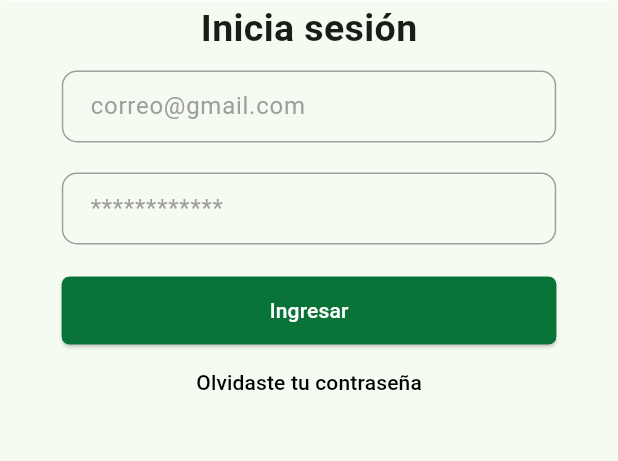
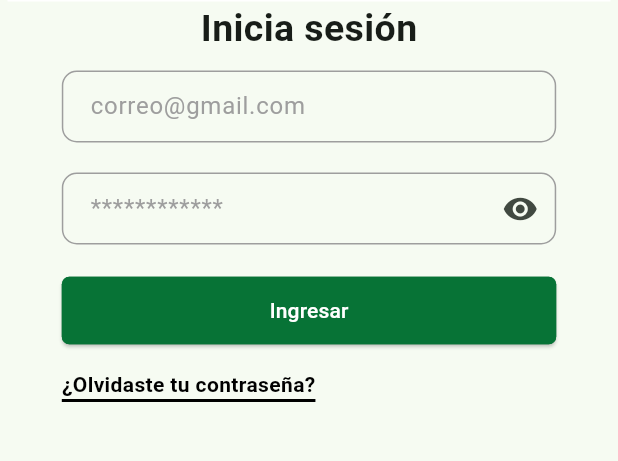
Before and after one commit to florezSena/LemonMovil, a Flutter app: the screen it shows after launch, on a phone screen of 412 x 824 dp, the part 348-809 px from its top. Run offline on Flutter 3.47's test engine with Material 3 defaults, Android fonts, the light colour scheme and no system bars; our stand-ins replace flutter_secure_storage.

Commit message:
En el main ahora valido si tengo un token en el storage para saber si le muestro el index o el login, en layout componentes agrege la funcionalidad de cerrar sesion aunque aun falta en login index la contraseña ahora si es de tipo password y se concecta a la api para recibir el token en service producto cambie el como estoy manejando el token ahora en getproduct trae el token del storage en alertas widget agregue el de cerrrar sesion en pubspec yaml agregue la dependencia flutter secure storage para manejar los tokens en la app

```diff
--- a/lib/main.dart
+++ b/lib/main.dart
@@ -1,10 +1,12 @@
 import 'package:flutter/material.dart';
+import 'package:flutter/services.dart';
 import 'package:lemonapp/pages/layout/layout_componentes.dart';
 import 'package:lemonapp/pages/layout/layout_index.dart';
 import 'package:lemonapp/pages/login/login_index.dart';
 import 'package:lemonapp/providers/productos_provider.dart';
 import 'package:lemonapp/providers/metodos_provider.dart';
 import 'package:lemonapp/providers/ventas_provider.dart';
+import 'package:lemonapp/services/config.dart';
 import 'package:provider/provider.dart';
 
 void main() {
@@ -14,45 +16,54 @@ void main() {
         ChangeNotifierProvider(create: (_) => MetodosProvider()),
         ChangeNotifierProvider(create: (_) => ProductosProvider()),
         ChangeNotifierProvider(create: (_) => VentasProvider()),
+
       ],
-      child: const MyApp(),
+      child:const MyApp(),
     ),
   );
 }
-
 class MyApp extends StatelessWidget {
   const MyApp({super.key});
+
   @override
   Widget build(BuildContext context) {
-    return   MaterialApp(
-      routes: {
-        '/':(context) =>const LoginIndex()
-      },
+    return MaterialApp(
+      home: FutureBuilder<bool>(
+        future: checkAuthStatus(),
+        builder: (context, snapshot) {
+          if (snapshot.connectionState == ConnectionState.waiting) {
+            return Scaffold(
+            appBar: AppBar(
+              automaticallyImplyLeading: false,
+              systemOverlayStyle: SystemUiOverlayStyle.light.copyWith( // Para la barra de notificaciones
+                statusBarColor: Colors.black.withOpacity(0)
+              ),
+              backgroundColor:const Color(0xFF077336),
+              title:const Text("LEMON",style: TextStyle(color: Colors.white),),
+              centerTitle: true,
+            ),
+             body:const Center(
+                child: CircularProgressIndicator(),
+              ),
+           );
+          }else if(snapshot.hasError){
+              return Text('Error: ${snapshot.error}');
+          }else{
+            bool isAuth = snapshot.data ?? false;
+            return isAuth ? const LayoutIndex() : const LoginIndex();
+          }
+        },
+      ),
       theme: ThemeData(
         colorScheme: ColorScheme.fromSeed(seedColor: primaryColor),
         useMaterial3: true,
       ),
-      debugShowCheckedModeBanner: false
+      debugShowCheckedModeBanner: false,
     );
   }
-}
 
-class MyHomePage extends StatefulWidget {
-  const MyHomePage({super.key});
-  @override
-  State<MyHomePage> createState() => _MyHomePageState();
-}
-
-class _MyHomePageState extends State<MyHomePage> {
-  @override
-  Widget build(BuildContext context){
-    return MaterialApp(
-      debugShowCheckedModeBanner: false,
-      title: "nose",
-      home: Scaffold(
-        appBar:AppBar(title:const Text("nosex2"),),
-        body:const Text("lol"),
-      ),
-    );
+  Future<bool> checkAuthStatus() async {
+    final token = await obtenerToken("Token");
+    return token != null;
   }
 }
--- a/lib/pages/login/login_index.dart
+++ b/lib/pages/login/login_index.dart
@@ -2,6 +2,8 @@ import 'package:flutter/material.dart';
 import 'package:flutter/services.dart';
 import 'package:lemonapp/pages/layout/layout_componentes.dart';
 import 'package:lemonapp/pages/layout/layout_index.dart';
+import 'package:lemonapp/services/config.dart';
+import 'package:lemonapp/widgets/alertas_widget.dart';
 import 'package:lemonapp/widgets/retroceder.dart';
 import 'package:url_launcher/url_launcher_string.dart';
 
@@ -12,6 +14,12 @@ class LoginIndex extends StatefulWidget {
 }
 
 class _LoginIndex extends State<LoginIndex> {
+  bool _isPosting=false;
+  TextEditingController usuarioController=TextEditingController(text: "");
+  TextEditingController passwordController=TextEditingController(text: "");
+  bool _showPassword = true;
+
+
   @override
   Widget build(BuildContext context){
     return MaterialApp(
@@ -30,7 +38,9 @@ class _LoginIndex extends State<LoginIndex> {
           title:const Text("LEMON",style: TextStyle(color: Colors.white),),
           centerTitle: true,
         ),
-        body: Center(
+        body: Align(
+          alignment: Alignment.topCenter,
+          child: SingleChildScrollView(
             child: Column(
               children: [
                 Container(
@@ -49,6 +59,7 @@ class _LoginIndex extends State<LoginIndex> {
                       children: [
                         const Padding(padding: EdgeInsets.only(top: 10)),
                         TextFormField(
+                          controller: usuarioController,
                           decoration: InputDecoration(
                             hintText: "correo@gmail.com",
                             hintStyle:const TextStyle(color: Colors.grey),
@@ -78,7 +89,17 @@ class _LoginIndex extends State<LoginIndex> {
                         ),
                         const Padding(padding: EdgeInsets.only(top: 20)),
                         TextFormField(
+                          obscureText: _showPassword,
+                          controller: passwordController,
                           decoration: InputDecoration(
+                            suffixIcon: IconButton(
+                              icon: Icon(_showPassword ? Icons.visibility : Icons.visibility_off),
+                              onPressed: () {
+                                setState(() {
+                                  _showPassword = !_showPassword;
+                                });
+                              },
+                            ),
                             hintText: "************",
                             hintStyle:const TextStyle(color: Colors.grey),
                             border: OutlineInputBorder(
@@ -106,7 +127,7 @@ class _LoginIndex extends State<LoginIndex> {
                           ),
 
                         ),
-                      Padding(padding: EdgeInsets.only(top:20)),
+                        const Padding(padding: EdgeInsets.only(top:20)),
                         ElevatedButton(
                           style: ElevatedButton.styleFrom(
                             minimumSize:const Size(double.infinity,45),
@@ -117,30 +138,49 @@ class _LoginIndex extends State<LoginIndex> {
                             ),
                           ),
                           onPressed: (){
-                          Navigator.push(
+                            if(_isPosting==false){
+                              alertaCargando(context);
+                              _isPosting=true;
+                              login(usuarioController.text, passwordController.text).then((value) {
+                                _isPosting=false;
+                                Navigator.pop(context);
+                                if(value){
+                                  Navigator.pushReplacement(
                                     context,
                                     SlidePageRoute(page:const LayoutIndex()),
                                   );
+                                }else{
+                                  alertFinal(context, false, "Usuario no encontrado");
+                                }
+                              });
+                            }
                           },
-                        child: Text("Ingresar", style: TextStyle(color: Colors.white),)
+                          child: const Text("Ingresar", style: TextStyle(color: Colors.white),)
                         ),
-                      ElevatedButton(
-                        style: ButtonStyle(
-                          backgroundColor: MaterialStateProperty.all(Colors.transparent),
-                          overlayColor: MaterialStateProperty.all(Colors.transparent),
-                          elevation: MaterialStateProperty.all(0),
-                          side: MaterialStateProperty.all(BorderSide.none),
-                        ),
-                        onPressed: (){
+                        Row(
+                          mainAxisAlignment: MainAxisAlignment.start,
+                          children: [
+                            GestureDetector(
+                              onTap: (){
                                 launchUrlString("https://www.google.com");
                               },
-                        child: Text("Olvidaste tu contraseña",style: TextStyle(color: Colors.black),)
+                              child: Container(
+                                padding: const EdgeInsets.only(top: 15),
+                                decoration: const BoxDecoration(
+                                  border: Border(bottom: BorderSide(color: Colors.black, width: 2)),
+                                ),
+                                child: const Text("¿Olvidaste tu contraseña?",style: TextStyle(color: Colors.black, fontWeight: FontWeight.bold),)
                               )
+                            ),
+                          ],
+                        ),
+                        const Padding(padding: EdgeInsets.only(bottom: 20.0))
                       ],
                     )
                   ),
                 )
               ],
+            ),
           )
         )
       ),
--- a/lib/services/service_product.dart
+++ b/lib/services/service_product.dart
@@ -6,6 +6,7 @@ import 'package:lemonapp/services/config.dart';
 
 
 Future<List<Producto>> getProductos() async {
+  final token= await obtenerToken("Token");
   List<Producto> productos=[];
 
   final Uri url = Uri.parse("$httpUrl/Productos/GetProduct");
--- a/pubspec.yaml
+++ b/pubspec.yaml
@@ -38,6 +38,7 @@ dependencies:
   provider: ^6.1.2
   intl: ^0.19.0
   url_launcher: ^6.2.6
+  flutter_secure_storage: ^9.2.0
 
 dev_dependencies:
   flutter_test:
```
Also changed, not shown: lib/pages/layout/layout_componentes.dart (+9 -0 lines), lib/services/config.dart (+47 -1 lines), lib/widgets/alertas_widget.dart (+46 -0 lines), pubspec.lock, 5 other files. Lines whose indentation alone changed are shown as unchanged.
